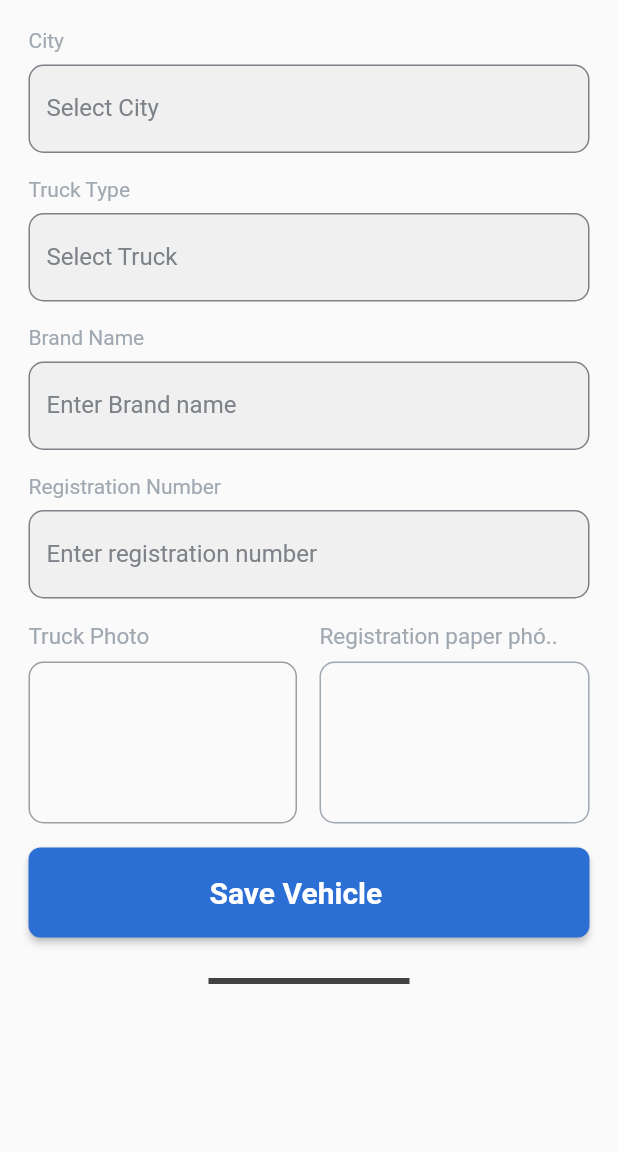
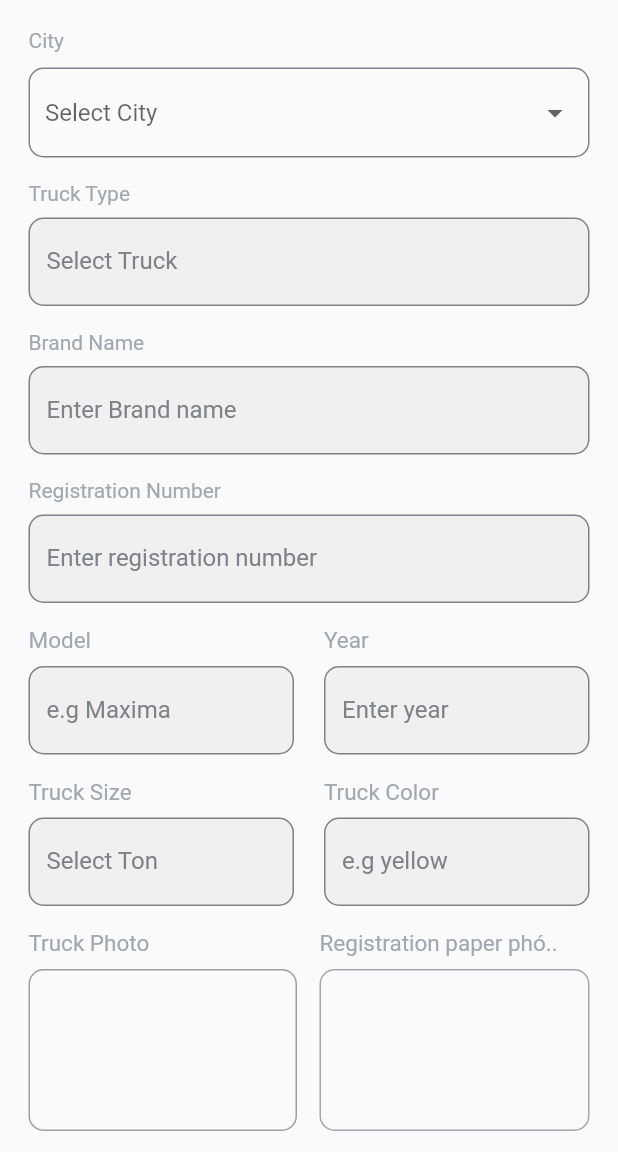
Before and after one commit to Mdasker/Driver_App, a Flutter app: the SignupPage screen opened directly, after a tap on "Sign Up", on a phone screen of 412 x 824 dp, the part 84-1236 px from its top. Run offline on Flutter 3.47's test engine with Material 2 defaults, Android fonts, the phone set to English and light mode, and no system bars; our stand-ins replace flutter_svg.

Commit message:
Vehicle Page update

```diff
--- a/lib/signup_page.dart
+++ b/lib/signup_page.dart
@@ -45,6 +45,12 @@ class _SignupPageState extends State<SignupPage> {
         ),
         body: ListView(
           children: [
+            Padding(
+              padding: const EdgeInsets.only(left: 18, right: 18),
+              child: Column(
+                crossAxisAlignment: CrossAxisAlignment.start,
+                mainAxisSize: MainAxisSize.min,
+                children: [
                   Container(
                     padding: EdgeInsets.only(top: 100),
                     width: double.infinity,
@@ -55,14 +61,6 @@ class _SignupPageState extends State<SignupPage> {
                           fit: BoxFit.cover),
                     ),
                   ),
-
-
-            Padding(
-              padding: const EdgeInsets.only(left: 18, right: 18, top: 20),
-              child: Column(
-                crossAxisAlignment: CrossAxisAlignment.start,
-                mainAxisSize: MainAxisSize.min,
-                children: [
                   Form(
                     child: Column(
                       crossAxisAlignment: CrossAxisAlignment.start,
@@ -172,7 +170,7 @@ class _SignupPageState extends State<SignupPage> {
                       ],
                     ),
                   ),
-                  const SizedBox(height: 45.0),
+                  const SizedBox(height: 70.0),
                   Center(
                     child: Container(
                       height: 4,
--- a/lib/vehiclereg_page.dart
+++ b/lib/vehiclereg_page.dart
@@ -2,11 +2,29 @@ import 'package:flutter/material.dart';
 import 'package:flutter_svg/svg.dart';
 
 class VehicleRegistration extends StatefulWidget {
-  const VehicleRegistration({Key? key}) : super(key: key);
+  VehicleRegistration({Key? key}) : super(key: key);
+
+
 
   @override
   State<VehicleRegistration> createState() => _VehicleRegistrationState();
 }
+
+List<String> options = [
+  "App Developement",
+  "Web Application Developement",
+  "Android App Development",
+  "iOS App Development",
+  "Digital Marketing",
+];
+
+var my_services;
+
+_onclicked(value) {
+  print('Clicked...' + value.toString());
+}
+
+
 
 class _VehicleRegistrationState extends State<VehicleRegistration> {
   @override
@@ -47,25 +65,43 @@ class _VehicleRegistrationState extends State<VehicleRegistration> {
                             color: Color(0xFFA0A8B1),
                           ),
                         ),
-                        const SizedBox(height: 8.0),
-                        TextFormField(
-                          style: TextStyle(color: Colors.black),
-                          // controller: _usernameController,
-                          decoration: InputDecoration(
-
-                            labelText: 'Select City',
-                            labelStyle: TextStyle(color: Color(0xFF7E8389)),
-                            filled: true,
-                            border: OutlineInputBorder(
+                        Padding(
+                          padding: EdgeInsets.fromLTRB(0, 10, 0, 0),
+                          child: Container(
+                            height: 60,
+                            padding: const EdgeInsets.only(
+                                left: 10.0, right: 10.0, top: 0.0),
+                            decoration: BoxDecoration(
                               borderRadius: BorderRadius.circular(10),
-                                borderSide: BorderSide(
-                                    width: 1, color: Color(0xFF7E8389))),
-                            enabledBorder: OutlineInputBorder(
-                              borderRadius: BorderRadius.circular(10.0),
-                              borderSide: BorderSide(color: Color(0xFF7E8389)),
+                              border: Border.all(color: Color(0xFF7E8389)),
+                            ),
+                            child: Center(
+                              child: DropdownButton<String>(
+                                  elevation:0 ,
+                                  underline: SizedBox(),
+                                  hint: const Text('Select City'),
+                                  isExpanded: true,
+                                  style:
+                                  const TextStyle(color: Colors.black, fontSize: 16.0),
+                                  onChanged: (String? changedValue) {
+                                    my_services = changedValue;
+                                    setState(() {
+                                      my_services;
+                                      _onclicked(my_services);
+                                    });
+                                  },
+                                  value: my_services,
+                                  items:
+                                  Service.serviceOptions().map((String value) {
+                                    return DropdownMenuItem<String>(
+                                      value: value,
+                                      child: new Text(value),
+                                    );
+                                  }).toList()),
                             ),
                           ),
                         ),
+
                         const SizedBox(
                           height: 16,
                         ),
@@ -151,154 +187,158 @@ class _VehicleRegistrationState extends State<VehicleRegistration> {
                           ),
                         ),
                         const SizedBox(height: 16),
-                        // Row(
-                        //   children: [
-                        //     Expanded(
-                        //       child: Column(
-                        //         crossAxisAlignment: CrossAxisAlignment.start,
-                        //         children: [
-                        //           Text(
-                        //             "Model",
-                        //             style: TextStyle(
-                        //               fontSize: 15,
-                        //               color: Color(0xFFA0A8B1),
-                        //             ),
-                        //           ),
-                        //           const SizedBox(
-                        //             height: 8,
-                        //           ),
-                        //           TextFormField(
-                        //             style: TextStyle(color: Colors.black),
-                        //             // controller: _addressController,
-                        //             decoration: InputDecoration(
-                        //               labelText: 'e.g Maxima',
-                        //               labelStyle: TextStyle(color: Color(0xFF7E8389)),
-                        //               filled: true,
-                        //               border: OutlineInputBorder(
-                        //                   borderRadius: BorderRadius.circular(10),
-                        //                   borderSide: BorderSide(
-                        //                       width: 1, color: Color(0xFF7E8389))),
-                        //               enabledBorder: OutlineInputBorder(
-                        //                 borderRadius: BorderRadius.circular(10.0),
-                        //                 borderSide: BorderSide(color: Color(0xFF7E8389)),
-                        //               ),
-                        //             ),
-                        //           ),
-                        //         ],
-                        //       ),
-                        //     ),
-                        //     SizedBox(width: 20,),
-                        //     Column(
-                        //       crossAxisAlignment: CrossAxisAlignment.start,
-                        //       children: [
-                        //         Text(
-                        //           "Year",
-                        //           style: TextStyle(
-                        //             fontSize: 15,
-                        //             color: Color(0xFFA0A8B1),
-                        //           ),
-                        //         ),
-                        //         const SizedBox(
-                        //           height: 8,
-                        //         ),
-                        //         TextFormField(
-                        //           style: TextStyle(color: Colors.black),
-                        //           // controller: _addressController,
-                        //           decoration: InputDecoration(
-                        //             labelText: 'Enter year',
-                        //             labelStyle: TextStyle(color: Color(0xFF7E8389)),
-                        //             filled: true,
-                        //             border: OutlineInputBorder(
-                        //                 borderRadius: BorderRadius.circular(10),
-                        //                 borderSide: BorderSide(
-                        //                     width: 1, color: Color(0xFF7E8389))),
-                        //             enabledBorder: OutlineInputBorder(
-                        //               borderRadius: BorderRadius.circular(10.0),
-                        //               borderSide: BorderSide(color: Color(0xFF7E8389)),
-                        //             ),
-                        //           ),
-                        //         ),
-                        //       ],
-                        //     ),
-                        //   ],
-                        // ),
-                        // const SizedBox(
-                        //   height: 16,
-                        // ),
-                        // Row(
-                        //   children: [
-                        //     Expanded(
-                        //       child: Column(
-                        //         crossAxisAlignment: CrossAxisAlignment.start,
-                        //         children: [
-                        //           Text(
-                        //             "Truck Size",
-                        //             style: TextStyle(
-                        //               fontSize: 15,
-                        //               color: Color(0xFFA0A8B1),
-                        //             ),
-                        //           ),
-                        //           const SizedBox(
-                        //             height: 8,
-                        //           ),
-                        //           TextFormField(
-                        //             style: TextStyle(color: Colors.black),
-                        //             // controller: _addressController,
-                        //             decoration: InputDecoration(
-                        //               labelText: 'Select Ton',
-                        //               labelStyle: TextStyle(color: Color(0xFF7E8389)),
-                        //               filled: true,
-                        //               border: OutlineInputBorder(
-                        //                   borderRadius: BorderRadius.circular(10),
-                        //                   borderSide: BorderSide(
-                        //                       width: 1, color: Color(0xFF7E8389))),
-                        //               enabledBorder: OutlineInputBorder(
-                        //                 borderRadius: BorderRadius.circular(10.0),
-                        //                 borderSide: BorderSide(color: Color(0xFF7E8389)),
-                        //               ),
-                        //             ),
-                        //           ),
-                        //         ],
-                        //       ),
-                        //     ),
-                        //     SizedBox(width: 20,),
-                        //     Column(
-                        //       crossAxisAlignment: CrossAxisAlignment.start,
-                        //       children: [
-                        //         Text(
-                        //           "Registration paper phó..",
-                        //           style: TextStyle(
-                        //             fontSize: 15,
-                        //             color: Color(0xFFA0A8B1),
-                        //           ),
-                        //         ),
-                        //         const SizedBox(
-                        //           height: 8,
-                        //         ),
-                        //         // TextFormField(
-                        //         //   style: TextStyle(color: Colors.black),
-                        //         //   // controller: _addressController,
-                        //         //   decoration: InputDecoration(
-                        //         //     labelText: 'Select Ton',
-                        //         //     labelStyle: TextStyle(color: Color(0xFF7E8389)),
-                        //         //     filled: true,
-                        //         //     border: OutlineInputBorder(
-                        //         //         borderRadius: BorderRadius.circular(10),
-                        //         //         borderSide: BorderSide(
-                        //         //             width: 1, color: Color(0xFF7E8389))),
-                        //         //     enabledBorder: OutlineInputBorder(
-                        //         //       borderRadius: BorderRadius.circular(10.0),
-                        //         //       borderSide: BorderSide(color: Color(0xFF7E8389)),
-                        //         //     ),
-                        //         //   ),
-                        //         // ),
-                        //       ],
-                        //     ),
-                        //   ],
-                        // ),
-                        // const SizedBox(
-                        //   height: 16,
-                        // ),
+                        Row(
+                          children: [
+                            Expanded(
+                              child: Column(
+                                crossAxisAlignment: CrossAxisAlignment.start,
+                                children: [
+                                  Text(
+                                    "Model",
+                                    style: TextStyle(
+                                      fontSize: 15,
+                                      color: Color(0xFFA0A8B1),
+                                    ),
+                                  ),
+                                  const SizedBox(
+                                    height: 8,
+                                  ),
+                                  TextFormField(
+                                    style: TextStyle(color: Colors.black),
+                                    // controller: _addressController,
+                                    decoration: InputDecoration(
+                                      labelText: 'e.g Maxima',
+                                      labelStyle: TextStyle(color: Color(0xFF7E8389)),
+                                      filled: true,
+                                      border: OutlineInputBorder(
+                                          borderRadius: BorderRadius.circular(10),
+                                          borderSide: BorderSide(
+                                              width: 1, color: Color(0xFF7E8389))),
+                                      enabledBorder: OutlineInputBorder(
+                                        borderRadius: BorderRadius.circular(10.0),
+                                        borderSide: BorderSide(color: Color(0xFF7E8389)),
+                                      ),
+                                    ),
+                                  ),
+                                ],
+                              ),
+                            ),
+                            SizedBox(width: 20,),
+                            Expanded(
+                              child: Column(
+                                crossAxisAlignment: CrossAxisAlignment.start,
+                                children: [
+                                  Text(
+                                    "Year",
+                                    style: TextStyle(
+                                      fontSize: 15,
+                                      color: Color(0xFFA0A8B1),
+                                    ),
+                                  ),
+                                  const SizedBox(
+                                    height: 8,
+                                  ),
+                                  TextFormField(
+                                    style: TextStyle(color: Colors.black),
+                                    // controller: _addressController,
+                                    decoration: InputDecoration(
+                                      labelText: 'Enter year',
+                                      labelStyle: TextStyle(color: Color(0xFF7E8389)),
+                                      filled: true,
+                                      border: OutlineInputBorder(
+                                          borderRadius: BorderRadius.circular(10),
+                                          borderSide: BorderSide(
+                                              width: 1, color: Color(0xFF7E8389))),
+                                      enabledBorder: OutlineInputBorder(
+                                        borderRadius: BorderRadius.circular(10.0),
+                                        borderSide: BorderSide(color: Color(0xFF7E8389)),
+                                      ),
+                                    ),
+                                  ),
+                                ],
+                              ),
+                            ),
+                          ],
+                        ),
+                        const SizedBox(
+                          height: 16,
+                        ),
+                        Row(
+                          children: [
+                            Expanded(
+                              child: Column(
+                                crossAxisAlignment: CrossAxisAlignment.start,
+                                children: [
+                                  Text(
+                                    "Truck Size",
+                                    style: TextStyle(
+                                      fontSize: 15,
+                                      color: Color(0xFFA0A8B1),
+                                    ),
+                                  ),
+                                  const SizedBox(
+                                    height: 8,
+                                  ),
+                                  TextFormField(
+                                    style: TextStyle(color: Colors.black),
+                                    // controller: _addressController,
+                                    decoration: InputDecoration(
+                                      labelText: 'Select Ton',
+                                      labelStyle: TextStyle(color: Color(0xFF7E8389)),
+                                      filled: true,
+                                      border: OutlineInputBorder(
+                                          borderRadius: BorderRadius.circular(10),
+                                          borderSide: BorderSide(
+                                              width: 1, color: Color(0xFF7E8389))),
+                                      enabledBorder: OutlineInputBorder(
+                                        borderRadius: BorderRadius.circular(10.0),
+                                        borderSide: BorderSide(color: Color(0xFF7E8389)),
+                                      ),
+                                    ),
+                                  ),
+                                ],
+                              ),
+                            ),
+                            SizedBox(width: 20,),
+                            Expanded(
+                              child: Column(
+                                crossAxisAlignment: CrossAxisAlignment.start,
+                                children: [
+                                  Text(
+                                    "Truck Color",
+                                    style: TextStyle(
+                                      fontSize: 15,
+                                      color: Color(0xFFA0A8B1),
+                                    ),
+                                  ),
+                                  const SizedBox(
+                                    height: 8,
+                                  ),
+                                  TextFormField(
+                                    style: TextStyle(color: Colors.black),
+                                    // controller: _addressController,
+                                    decoration: InputDecoration(
+                                      labelText: 'e.g yellow',
+                                      labelStyle: TextStyle(color: Color(0xFF7E8389)),
+                                      filled: true,
+                                      border: OutlineInputBorder(
+                                          borderRadius: BorderRadius.circular(10),
+                                          borderSide: BorderSide(
+                                              width: 1, color: Color(0xFF7E8389))),
+                                      enabledBorder: OutlineInputBorder(
+                                        borderRadius: BorderRadius.circular(10.0),
+                                        borderSide: BorderSide(color: Color(0xFF7E8389)),
+                                      ),
+                                    ),
+                                  ),
+                                ],
+                              ),
+                            ),
+                          ],
+                        ),
+                        const SizedBox(
+                          height: 16,
+                        ),
                         Row(
 
                           children: [
@@ -405,3 +445,21 @@ class _VehicleRegistrationState extends State<VehicleRegistration> {
     );
   }
 }
+
+class Service {
+
+  static List<String> serviceOptions(){
+    List<String> options = [
+      "Dhaka",
+      "Chittagong",
+      "Rajshahi",
+      "Rangpur",
+      "Barisal",
+      "Khulna",
+      "Sylhet",
+      "Mymensingh",
+    ];
+    return options;
+  }
+
+}
```
Lines whose indentation alone changed are shown as unchanged.
